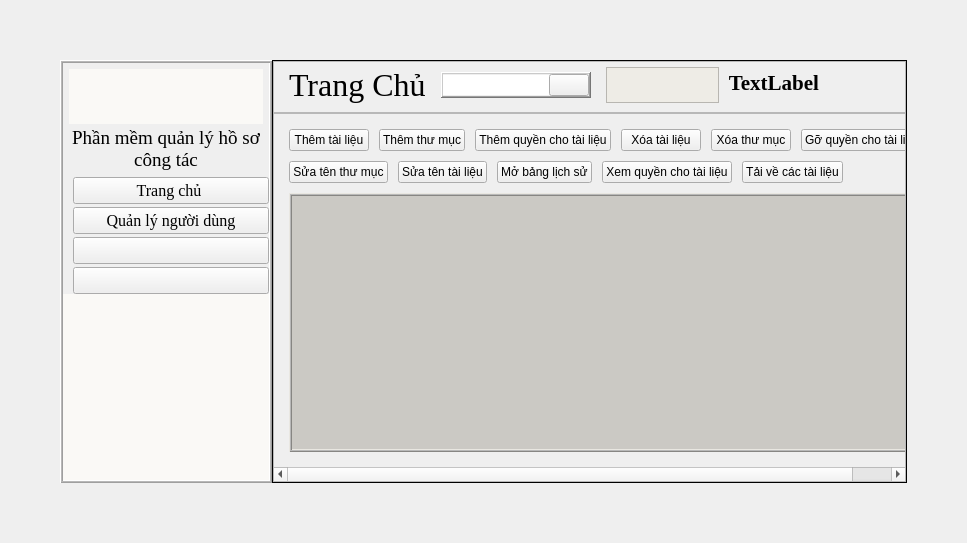
First picture: the form in ui/admin_dashboard.ui, repository DTNS2905/App_quan_ly_python_qt_, before the edit.
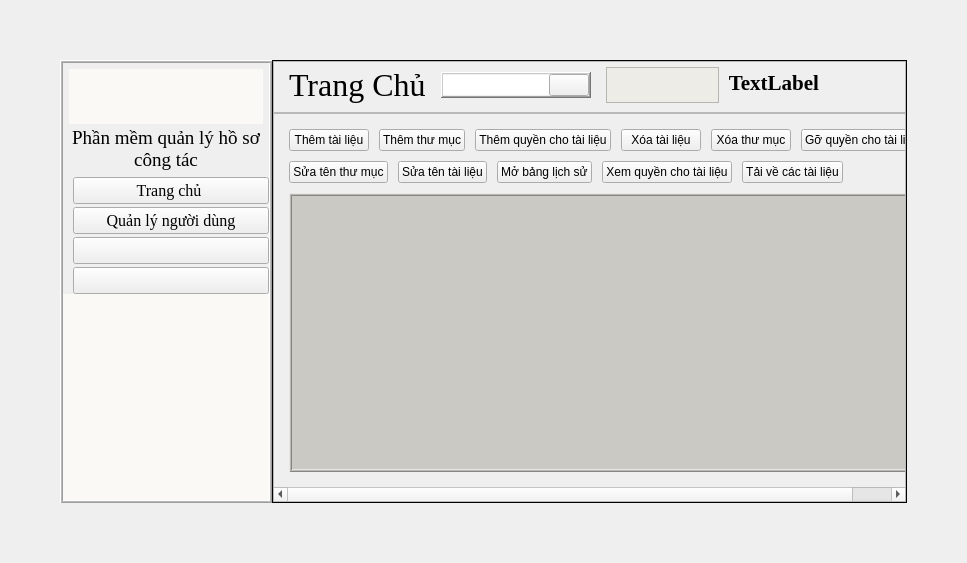
Second picture: the form after the edit. Icons and pictures are not drawn.

```diff
--- a/ui/admin_dashboard.ui
+++ b/ui/admin_dashboard.ui
@@ -7,7 +7,7 @@
     <x>0</x>
     <y>0</y>
     <width>967</width>
-    <height>543</height>
+    <height>563</height>
    </rect>
   </property>
   <property name="sizePolicy">
@@ -1002,10 +1002,10 @@
              <widget class="QWidget" name="scrollAreaWidgetContents">
               <property name="geometry">
                <rect>
-                <x>0</x>
+                <x>-128</x>
                 <y>0</y>
                 <width>759</width>
-                <height>355</height>
+                <height>375</height>
                </rect>
               </property>
               <property name="sizeIncrement">
```
Left out of the diff: 5 changed lines with no effect on the pictures.
